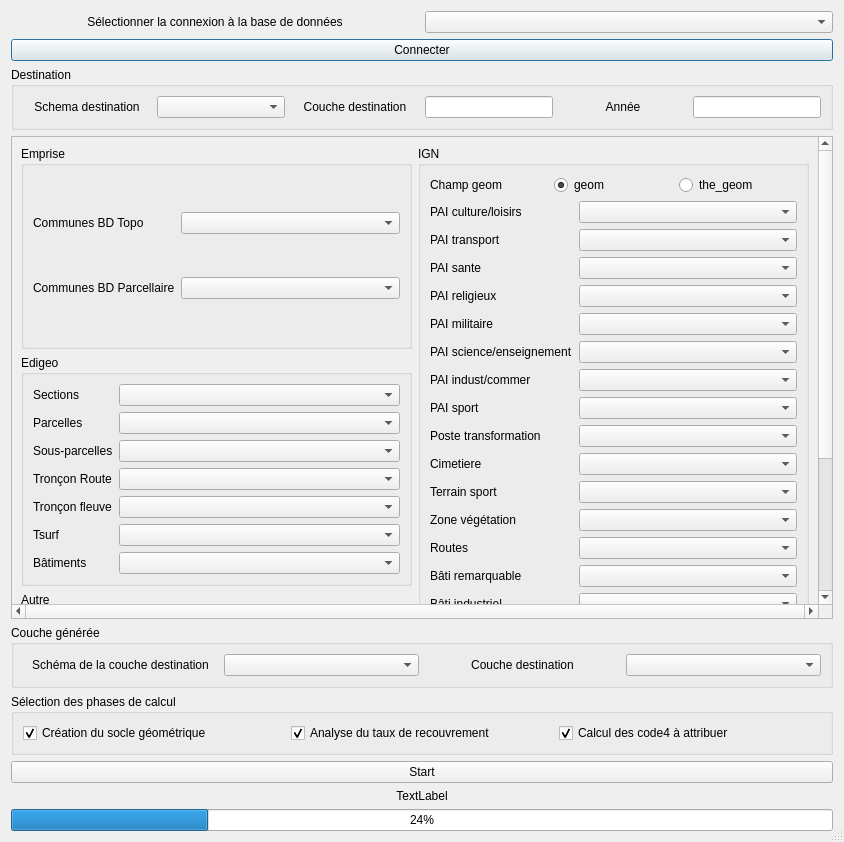
This is Outil-Socle-MOS/socle_mos/interface_socle.ui in SIRS-CLS/mos-adeupa-ce as Qt 5 draws it before an edit. The edited form follows.
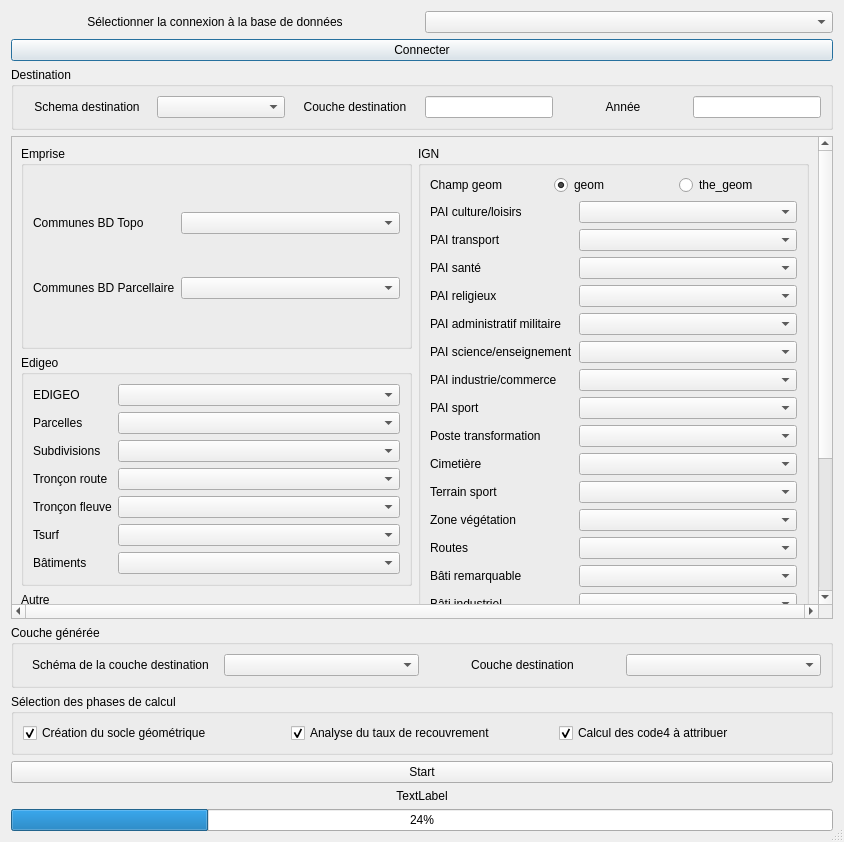
This is the edited form.

Commit message: Correction des fautes dans l affichage de l interface

```diff
--- a/Outil-Socle-MOS/socle_mos/interface_socle.ui
+++ b/Outil-Socle-MOS/socle_mos/interface_socle.ui
@@ -236,7 +236,7 @@
                </sizepolicy>
               </property>
               <property name="text">
-               <string>Sous-parcelles</string>
+               <string>Subdivisions</string>
               </property>
              </widget>
             </item>
@@ -256,7 +256,7 @@
             <item row="3" column="0">
              <widget class="QLabel" name="label_9">
               <property name="text">
-               <string>Tronçon Route</string>
+               <string>Tronçon route</string>
               </property>
              </widget>
             </item>
@@ -309,7 +309,7 @@
             <item row="0" column="0">
              <widget class="QLabel" name="label_4">
               <property name="text">
-               <string>Sections</string>
+               <string>EDIGEO</string>
               </property>
              </widget>
             </item>
@@ -476,7 +476,7 @@
             <item row="3" column="0">
              <widget class="QLabel" name="label_28">
               <property name="text">
-               <string>PAI sante</string>
+               <string>PAI santé</string>
               </property>
              </widget>
             </item>
@@ -496,7 +496,7 @@
             <item row="5" column="0">
              <widget class="QLabel" name="label_22">
               <property name="text">
-               <string>PAI militaire</string>
+               <string>PAI administratif militaire</string>
               </property>
              </widget>
             </item>
@@ -528,7 +528,7 @@
                </sizepolicy>
               </property>
               <property name="text">
-               <string>PAI indust/commer</string>
+               <string>PAI industrie/commerce</string>
               </property>
              </widget>
             </item>
@@ -558,7 +558,7 @@
             <item row="10" column="0">
              <widget class="QLabel" name="label_54">
               <property name="text">
-               <string>Cimetiere</string>
+               <string>Cimetière</string>
               </property>
              </widget>
             </item>
```
Left out of the diff: 6 changed lines with no effect on the pictures. The commit also changes 6 other files.
